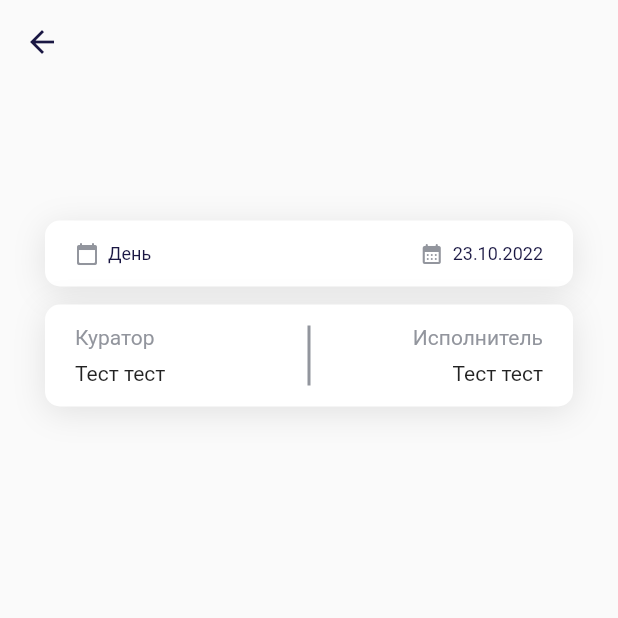
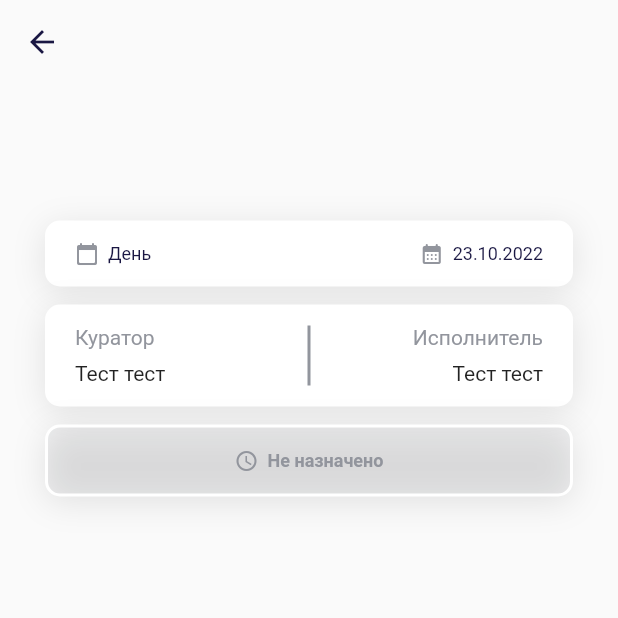
Before and after one commit to black-rusuz/rostelecom, a Flutter app: the TaskPage screen opened directly with empty values, on a phone screen of 412 x 824 dp, the top half of it. Run offline on Flutter 3.47's test engine with Material 2 defaults, Android fonts, the light colour scheme and no system bars; our stand-ins replace cached_network_image, dio, equatable, flutter_bloc, get_it, google_fonts and 2 more; network calls fail.

```diff
--- a/lib/data/model/task_model.dart
+++ b/lib/data/model/task_model.dart
@@ -1,6 +1,7 @@
 import 'dart:ui';
 
 import 'package:equatable/equatable.dart';
+import 'package:flutter/material.dart';
 
 import '../../styles.dart';
 import '../utils.dart';
@@ -72,6 +73,40 @@ class TaskModel extends Equatable {
       : isHidden
           ? Styles.greyColor
           : Styles.accentColor;
+
+  IconData get icon {
+    switch (status) {
+      case TaskStatus.notAssigned:
+        return Icons.access_time;
+      case TaskStatus.inWork:
+        return Icons.loop_rounded;
+      case TaskStatus.onReview:
+        return Icons.edit;
+      case TaskStatus.ready:
+        return Icons.check_rounded;
+      case TaskStatus.undefined:
+        return Icons.question_mark_rounded;
+      default:
+        return Icons.question_mark_rounded;
+    }
+  }
+
+  Color get iconColor {
+    switch (status) {
+      case TaskStatus.notAssigned:
+        return Styles.greyColor;
+      case TaskStatus.inWork:
+        return Styles.accentColor;
+      case TaskStatus.onReview:
+        return Styles.secondaryColor;
+      case TaskStatus.ready:
+        return Styles.greenColor;
+      case TaskStatus.undefined:
+        return Styles.greyColor;
+      default:
+        return Styles.greyColor;
+    }
+  }
 }
 
 enum TaskDuration {
--- a/lib/presentation/pages/task/task_page.dart
+++ b/lib/presentation/pages/task/task_page.dart
@@ -28,6 +28,10 @@ class TaskPage extends StatelessWidget {
                     description: task.description,
                     duration: task.duration.value,
                     endTime: task.endTime,
+                    status: task.status.value,
+                    icon: task.icon,
+                    iconColor: task.iconColor,
+                    color: task.color,
                   ),
                 ],
               ),
@@ -44,6 +48,10 @@ class MainInfo extends StatelessWidget {
   final String? description;
   final String duration;
   final DateTime endTime;
+  final String status;
+  final IconData icon;
+  final Color iconColor;
+  final Color color;
 
   const MainInfo({
     super.key,
@@ -51,7 +59,14 @@ class MainInfo extends StatelessWidget {
     this.description,
     required this.duration,
     required this.endTime,
+    required this.status,
+    required this.icon,
+    required this.iconColor,
+    required this.color,
   });
+
+  EdgeInsets get padding =>
+      const EdgeInsets.symmetric(vertical: 14, horizontal: 20);
 
   @override
   Widget build(BuildContext context) {
@@ -73,7 +88,7 @@ class MainInfo extends StatelessWidget {
         ),
         const SizedBox(height: 20),
         BaseCard(
-          padding: const EdgeInsets.symmetric(vertical: 14, horizontal: 20),
+          padding: padding,
           color: Colors.white,
           child: Row(
             children: [
@@ -87,19 +102,42 @@ class MainInfo extends StatelessWidget {
           ),
         ),
         const SizedBox(height: 12),
-        const PeopleCard(),
+        PeopleCard(padding: padding),
+        const SizedBox(height: 12),
+        BaseCard(
+          padding: padding,
+          color: iconColor.withOpacity(0.1),
+          border: Border.all(width: 2, color: Colors.white),
+          child: Row(
+            mainAxisAlignment: MainAxisAlignment.center,
+            children: [
+              Icon(icon, color: iconColor, size: 16),
+              const SizedBox(width: 6),
+              Text(
+                status,
+                style: TextStyle(
+                  fontSize: 12,
+                  fontWeight: FontWeight.w600,
+                  color: iconColor,
+                ),
+              )
+            ],
+          ),
+        ),
       ],
     );
   }
 }
 
 class PeopleCard extends StatelessWidget {
-  const PeopleCard({super.key});
+  final EdgeInsets padding;
+
+  const PeopleCard({super.key, required this.padding});
 
   @override
   Widget build(BuildContext context) {
     return BaseCard(
-      padding: const EdgeInsets.symmetric(vertical: 14, horizontal: 20),
+      padding: padding,
       color: Colors.white,
       child: IntrinsicHeight(
         child: Row(
--- a/lib/presentation/widgets/tasks_board.dart
+++ b/lib/presentation/widgets/tasks_board.dart
@@ -71,26 +71,6 @@ class TaskCard extends StatelessWidget {
 
   const TaskCard(this.task, {super.key});
 
-  Widget statusTag() {
-    switch (task.status) {
-      case TaskStatus.notAssigned:
-        return Tag(Icons.access_time, title: task.status.value);
-      case TaskStatus.inWork:
-        return Tag(Icons.loop_rounded,
-            title: task.status.value, color: Styles.accentColor);
-      case TaskStatus.onReview:
-        return Tag(Icons.edit,
-            title: task.status.value, color: Styles.secondaryColor);
-      case TaskStatus.ready:
-        return Tag(Icons.check_rounded,
-            title: task.status.value, color: Styles.greenColor);
-      case TaskStatus.undefined:
-        return Tag(Icons.question_mark_rounded, title: task.status.value);
-      default:
-        return const SizedBox();
-    }
-  }
-
   @override
   Widget build(BuildContext context) {
     return BaseCard(
@@ -130,7 +110,7 @@ class TaskCard extends StatelessWidget {
                             color: Styles.redColor),
                       if (task.isHidden)
                         const Tag(Icons.visibility_off_rounded),
-                      statusTag(),
+                      Tag(task.icon, title: task.status.value, color: task.iconColor),
                       Tag(
                         Icons.edit_calendar,
                         title: Utils.dateToView(task.endTime),
```
